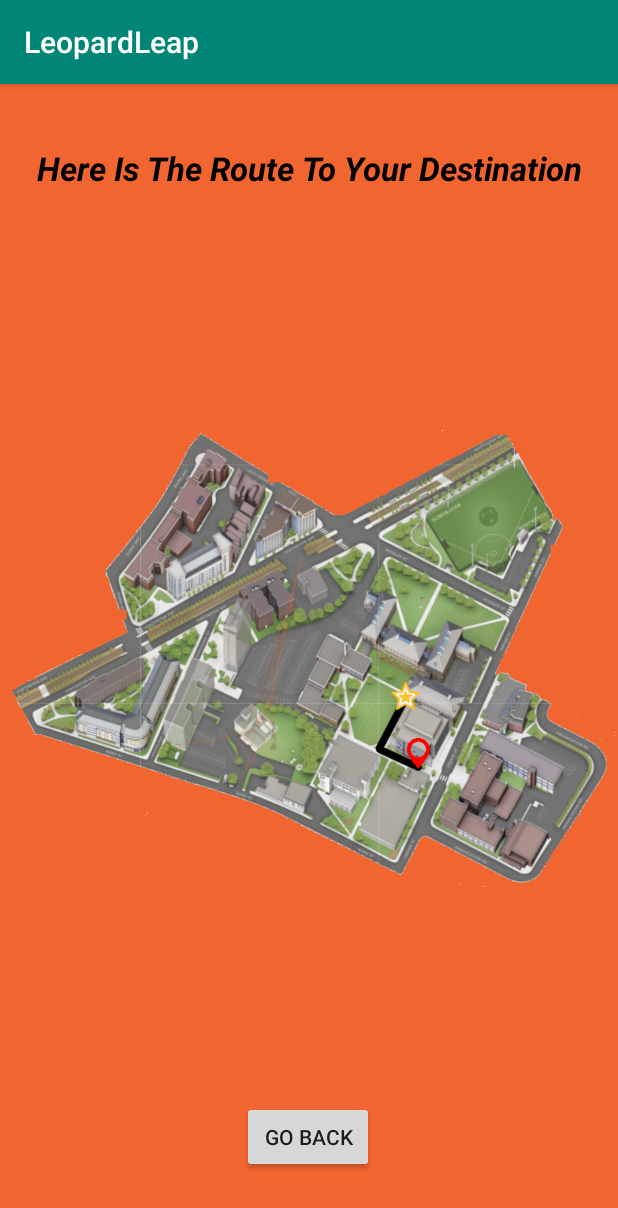
After one commit to priceg/LeopardLeap, an Android app: the Directions screen opened directly, with no data from a screen before it, on a phone screen of 412 x 824 dp. The commit adds this screen. Shown: the top 1208 px of the screen. Run offline under Robolectric (Android 15) with nearby library versions, the phone set to English and light mode, and no system bars.

Commit message:
map stuff started
first example of map, very rough, we can talk about design more in depth tomorrow

```diff
--- a/app/src/main/AndroidManifest.xml
+++ b/app/src/main/AndroidManifest.xml
@@ -9,9 +9,10 @@
         android:roundIcon="@mipmap/ic_launcher_round"
         android:supportsRtl="true"
         android:theme="@style/AppTheme">
+        <activity android:name=".Directions"></activity>
         <activity
             android:name=".ui.login.TourGuide_LogIn"
-            android:label="@string/title_activity_tour_guide__log_in"></activity>
+            android:label="@string/title_activity_tour_guide__log_in" />
         <activity android:name=".TourGuide_Roadmap" />
         <activity android:name=".Visitor_Roadmap" />
         <activity android:name=".TourGuide_Landing" />
--- /dev/null
+++ b/app/src/main/java/com/example/leopardleap/Directions.java
@@ -0,0 +1,28 @@
+package com.example.leopardleap;
+
+import android.content.Intent;
+import android.support.v7.app.AppCompatActivity;
+import android.os.Bundle;
+import android.view.View;
+import android.widget.Button;
+
+public class Directions extends AppCompatActivity {
+
+    @Override
+    protected void onCreate(Bundle savedInstanceState) {
+        super.onCreate(savedInstanceState);
+        setContentView(R.layout.activity_directions);
+
+        Button back = (Button)findViewById(R.id.back_btn);
+
+        back.setOnClickListener(new View.OnClickListener() {
+            @Override
+            public void onClick(View v) {
+                Intent intent = new Intent();
+                intent.setClass( Directions.this, TourGuide_Roadmap.class);
+                startActivity(intent);
+            }
+        });
+
+    }
+}
--- a/app/src/main/java/com/example/leopardleap/TourGuide_Roadmap.java
+++ b/app/src/main/java/com/example/leopardleap/TourGuide_Roadmap.java
@@ -13,9 +13,13 @@ import android.view.LayoutInflater;
 import android.view.View;
 import android.widget.Button;
 import android.widget.ImageButton;
+import android.widget.ImageView;
 import android.widget.PopupWindow;
 import android.widget.RelativeLayout;
 import android.view.ViewGroup.LayoutParams;
+import android.widget.TextView;
+
+import org.w3c.dom.Text;
 
 import java.lang.invoke.ConstantCallSite;
 
@@ -95,8 +99,13 @@ public class TourGuide_Roadmap extends AppCompatActivity {
                 }
 
 
-                // Get a reference for the custom view close button
-                ImageButton closeButton = (ImageButton) customView.findViewById(R.id.close);
+                // Get a reference for the custom view elements
+                final ImageButton closeButton = (ImageButton) customView.findViewById(R.id.close);
+                final TextView title = (TextView)customView.findViewById(R.id.title);
+                final ImageView picture = (ImageView) customView.findViewById(R.id.picture);
+                final TextView blurb = (TextView) customView.findViewById(R.id.blurb);
+                final Button directions = (Button) customView.findViewById(R.id.directions);
+
 
                 // Set a click listener for the popup window close button
                 closeButton.setOnClickListener(new View.OnClickListener() {
@@ -105,6 +114,15 @@ public class TourGuide_Roadmap extends AppCompatActivity {
                         // Dismiss the popup window
                         mPopupWindow.dismiss();
                         Log.v(TAG, "Window closed");
+                    }
+                });
+
+                directions.setOnClickListener(new View.OnClickListener() {
+                    @Override
+                    public void onClick(View v) {
+                        Intent intent = new Intent();
+                        intent.setClass( TourGuide_Roadmap.this, Directions.class);
+                        startActivity(intent);
                     }
                 });
 
--- /dev/null
+++ b/app/src/main/res/layout/activity_directions.xml
@@ -0,0 +1,53 @@
+<?xml version="1.0" encoding="utf-8"?>
+<android.support.constraint.ConstraintLayout xmlns:android="http://schemas.android.com/apk/res/android"
+    xmlns:app="http://schemas.android.com/apk/res-auto"
+    xmlns:tools="http://schemas.android.com/tools"
+    android:layout_width="match_parent"
+    android:layout_height="match_parent"
+    android:background="#f16531"
+    tools:context=".Directions">
+
+    <ImageView
+        android:id="@+id/imageView"
+        android:layout_width="428dp"
+        android:layout_height="556dp"
+        app:layout_constraintBottom_toBottomOf="parent"
+        app:layout_constraintEnd_toEndOf="parent"
+        app:layout_constraintHorizontal_bias="1.0"
+        app:layout_constraintStart_toStartOf="parent"
+        app:layout_constraintTop_toTopOf="parent"
+        app:layout_constraintVertical_bias="0.497"
+        app:srcCompat="@drawable/gym_to_aud" />
+
+    <TextView
+        android:id="@+id/route"
+        android:layout_width="406dp"
+        android:layout_height="51dp"
+        android:layout_marginTop="16dp"
+        android:layout_marginBottom="8dp"
+        android:fontFamily="arial"
+        android:text="@string/route"
+        android:textAlignment="center"
+        android:textColor="#000000"
+        android:textSize="22sp"
+        android:textStyle="bold|italic"
+        app:layout_constraintBottom_toBottomOf="parent"
+        app:layout_constraintEnd_toEndOf="parent"
+        app:layout_constraintStart_toStartOf="parent"
+        app:layout_constraintTop_toTopOf="parent"
+        app:layout_constraintVertical_bias="0.037" />
+
+    <Button
+        android:id="@+id/back_btn"
+        android:layout_width="wrap_content"
+        android:layout_height="wrap_content"
+        android:layout_marginTop="8dp"
+        android:layout_marginBottom="8dp"
+        android:text="@string/back2"
+        app:layout_constraintBottom_toBottomOf="parent"
+        app:layout_constraintEnd_toEndOf="parent"
+        app:layout_constraintHorizontal_bias="0.498"
+        app:layout_constraintStart_toStartOf="parent"
+        app:layout_constraintTop_toTopOf="parent"
+        app:layout_constraintVertical_bias="0.952" />
+</android.support.constraint.ConstraintLayout>
--- a/app/src/main/res/values/strings.xml
+++ b/app/src/main/res/values/strings.xml
@@ -43,7 +43,7 @@
     <!--TourGuide_Roadmap-->
     <string name="please">Remember To Tap Each Checkpoint Upon Arrival</string>
 
-    <!--Location-->
+                <!--Location Pop-up-->
                 <string name="title">TITLE</string>
                 <string name="blurb">Lorem ipsum dolor sit amet, consectetur adipiscing elit.
                     Nullam in urna vestibulum, lobortis elit in, finibus urna. Suspendisse
@@ -53,5 +53,9 @@
                     eros consequat faucibus.</string>
                 <string name="directions">Get Directions</string>
 
+    <!--Directions-->
+    <string name="back2">GO BACK</string>
+    <string name="route">Here Is The Route To Your Destination</string>
+
 
 </resources>
```
Also changed, not shown: app/src/main/res/drawable/gym_to_aud.png (added). Lines whose indentation alone changed are shown as unchanged.
